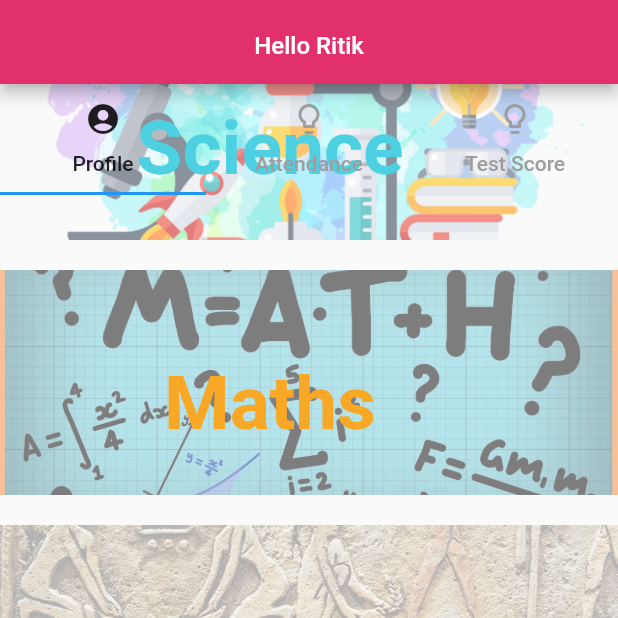
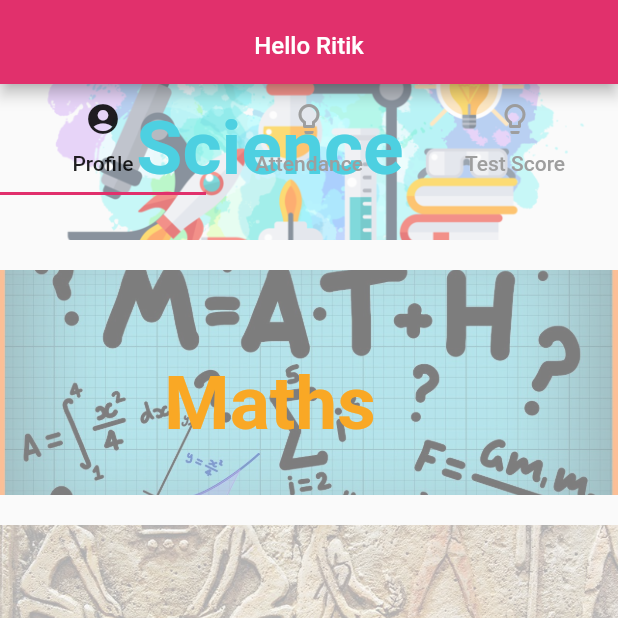
Before and after one commit to ritik-rathi/techshiksha, a Flutter app: the screen it shows after launch, scrolled down 274 dp, on a phone screen of 412 x 824 dp, the top half of it. Run offline on Flutter 3.47's test engine with Material 2 defaults, Android fonts, the phone set to English and light mode, and no system bars; our stand-ins replace cloud_firestore, firebase_auth, flutter_calendar_carousel, font_awesome_flutter; missing offline and left inert: flutter_pdf_viewer; accounts and stored records are empty.

Commit message:
just a color change

```diff
--- a/lib/student_screens/main_screen.dart
+++ b/lib/student_screens/main_screen.dart
@@ -52,6 +52,7 @@ class MainScreenState extends State<MainScreen> {
                 SliverPersistentHeader(
                   delegate: _SliverAppBarDelegate(
                     TabBar(
+                      indicatorColor: Color(0xFFE1306C),
                       labelColor: Colors.black87,
                       unselectedLabelColor: Colors.grey,
                       tabs: [
```
